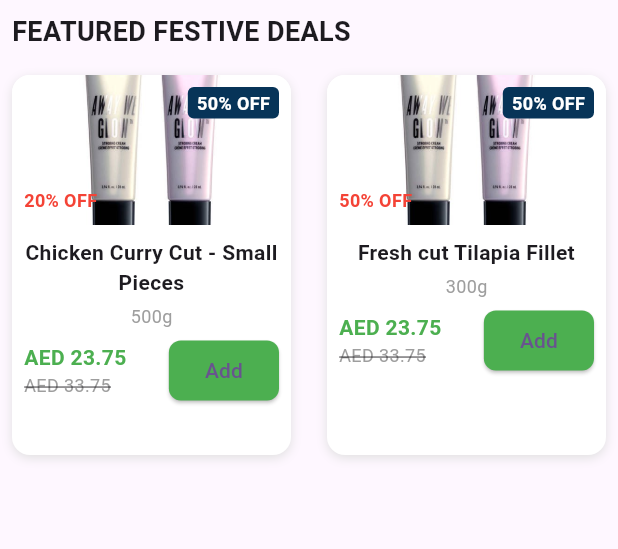
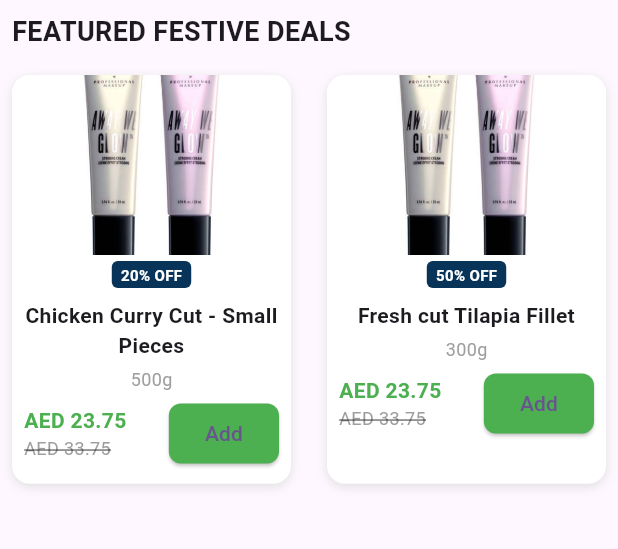
Before and after one commit to Ayishamarva7998/Naja, a Flutter app: the screen it shows after launch, on a phone screen of 412 x 824 dp, the part 84-633 px from its top. Run offline on Flutter 3.47's test engine with Material 3 defaults, Android fonts, the phone set to English and light mode, and no system bars.

Commit message:
Homescreen updated

```diff
--- a/lib/home_screen.dart
+++ b/lib/home_screen.dart
@@ -40,8 +40,8 @@ class GroceryScreen extends StatelessWidget {
           Expanded(
             child: GridView.builder(
               gridDelegate: const SliverGridDelegateWithFixedCrossAxisCount(
-                crossAxisCount: 2, // Two products per row
-                childAspectRatio: 0.75, // Adjust card height
+                crossAxisCount: 2,
+                childAspectRatio: 0.7, // Adjusted aspect ratio
                 crossAxisSpacing: 8,
                 mainAxisSpacing: 8,
               ),
@@ -64,52 +64,36 @@ class GroceryScreen extends StatelessWidget {
                   child: Column(
                     crossAxisAlignment: CrossAxisAlignment.center,
                     children: [
-                      Stack(
-                        children: [
+                      // ✅ Fixed Image Container with Clipping
                       ClipRRect(
                         borderRadius: const BorderRadius.vertical(
                           top: Radius.circular(12),
                         ),
+                        child: SizedBox(
+                          height: 120, // Fixed height
+                          width: double.infinity,
                           child: Image.asset(
                             product['image'],
-                              height: 100,
-                              width: double.infinity,
                             fit: BoxFit.cover,
                           ),
                         ),
-                          Positioned(
-                            bottom: 8,
-                            left: 8,
-                            child: Text(
-                              product['discount'],
-                              style: const TextStyle(
-                                color: Colors.red,
-                                fontWeight: FontWeight.bold,
-                                fontSize: 12,
                       ),
-                            ),
-                          ),
-                          Positioned(
-                            top: 8,
-                            right: 8,
-                            child: Container(
+                      const SizedBox(height: 4),
+                      Container(
                         padding: const EdgeInsets.symmetric(
                             horizontal: 6, vertical: 2),
                         decoration: BoxDecoration(
                           color: const Color.fromARGB(255, 7, 52, 88),
                           borderRadius: BorderRadius.circular(4),
                         ),
-                              child: const Text(
-                                '50% OFF',
-                                style: TextStyle(
+                        child: Text(
+                          product['discount'],
+                          style: const TextStyle(
                             color: Colors.white,
                             fontWeight: FontWeight.bold,
-                                  fontSize: 12,
+                            fontSize: 10,
                           ),
                         ),
-                            ),
-                          ),
-                        ],
                       ),
                       const SizedBox(height: 8),
                       Padding(
```
Lines whose indentation alone changed are shown as unchanged.
